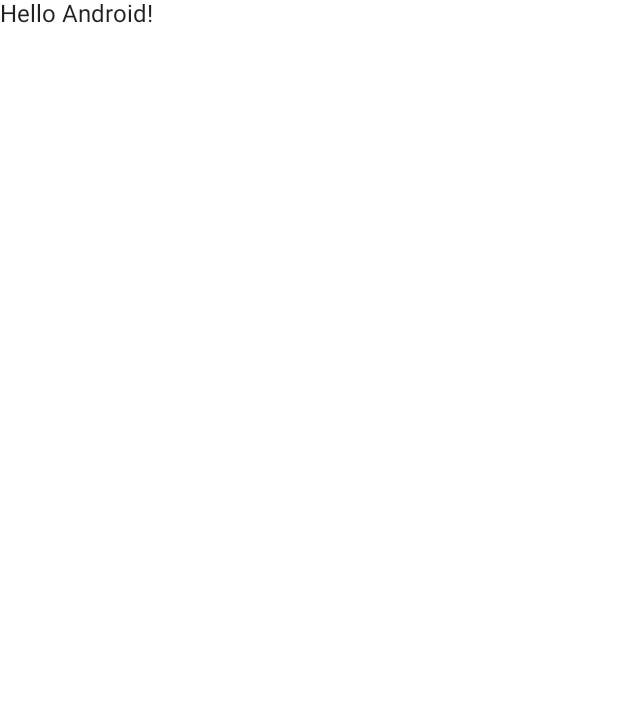
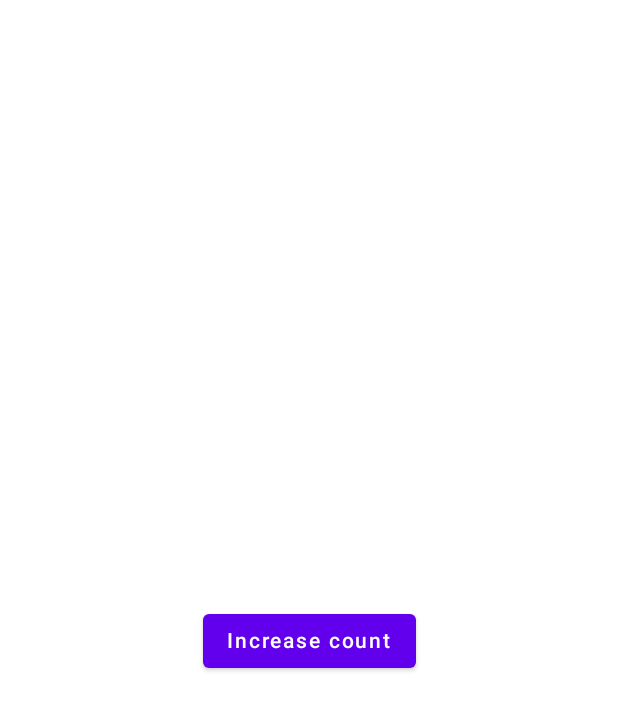
Before and after one commit to shuklansh/SocketTestApp, an Android app built with Jetpack Compose: the screen it shows after launch (MainActivity), on a phone screen of 412 x 824 dp. Before the commit the part shown is almost empty. Shown: the top 710 px of the screen. Run offline under Robolectric (Android 15) with nearby library versions, the phone set to English and light mode, and no system bars; libraries missing offline, so code that uses them is left out: io.socket.client; 4 statements that could not run were skipped.

Commit message:
increment counter socket.io

```diff
--- a/app/build.gradle
+++ b/app/build.gradle
@@ -68,6 +68,11 @@ dependencies {
     debugImplementation "androidx.compose.ui:ui-tooling:$compose_ui_version"
     debugImplementation "androidx.compose.ui:ui-test-manifest:$compose_ui_version"
 
+
+    //socket
+        implementation ('io.socket:socket.io-client:2.0.0') {
+            exclude group: 'org.json', module: 'json'
+        }
     //room
     implementation("androidx.room:room-runtime:$room_version")
     annotationProcessor("androidx.room:room-compiler:$room_version")
--- a/app/src/main/AndroidManifest.xml
+++ b/app/src/main/AndroidManifest.xml
@@ -2,6 +2,7 @@
 <manifest xmlns:android="http://schemas.android.com/apk/res/android"
     xmlns:tools="http://schemas.android.com/tools">
 
+    <uses-permission android:name="android.permission.INTERNET"/>
 
     <application
         android:allowBackup="true"
@@ -12,6 +13,7 @@
         android:roundIcon="@mipmap/ic_launcher_round"
         android:supportsRtl="true"
         android:theme="@style/Theme.SocketTestApp"
+        android:usesCleartextTraffic="true"
         tools:targetApi="31">
         <activity
             android:name="com.shuklansh.templateapp.MainActivity"
--- a/app/src/main/java/com/shuklansh/templateapp/MainActivity.kt
+++ b/app/src/main/java/com/shuklansh/templateapp/MainActivity.kt
@@ -3,26 +3,61 @@ package com.shuklansh.templateapp
 import android.os.Bundle
 import androidx.activity.ComponentActivity
 import androidx.activity.compose.setContent
-import androidx.compose.foundation.layout.fillMaxSize
+import androidx.compose.foundation.layout.*
+import androidx.compose.material.Button
 import androidx.compose.material.MaterialTheme
 import androidx.compose.material.Surface
 import androidx.compose.material.Text
-import androidx.compose.runtime.Composable
+import androidx.compose.runtime.*
+import androidx.compose.ui.Alignment
 import androidx.compose.ui.Modifier
 import androidx.compose.ui.tooling.preview.Preview
+import androidx.compose.ui.unit.dp
 import com.shuklansh.templateapp.ui.theme.SocketTestAppTheme
 
 class MainActivity : ComponentActivity() {
+
     override fun onCreate(savedInstanceState: Bundle?) {
         super.onCreate(savedInstanceState)
         setContent {
+            var textCount by remember { mutableStateOf("") }
             SocketTestAppTheme {
                 // A surface container using the 'background' color from the theme
+
+                SocketHandler.setSocket()
+
+                val mSocket = SocketHandler.getSocket()
+                mSocket.connect()
+                LaunchedEffect(key1 = true ){
+                    mSocket.connect()
+                }
+
                 Surface(
                     modifier = Modifier.fillMaxSize(),
                     color = MaterialTheme.colors.background
                 ) {
-                    Greeting("Android")
+                    Column(Modifier.fillMaxSize(),
+                        horizontalAlignment = Alignment.CenterHorizontally,
+                        verticalArrangement = Arrangement.Center
+                    ) {
+                        Text(text = textCount)
+                        Spacer(modifier = Modifier.height(12.dp))
+                        Button(onClick = {
+                            mSocket.emit("counterincr")
+                            mSocket.on("value"){ args->
+                                if(args[0]!=null){
+                                    textCount = args[0].toString()
+
+                                }
+
+                            }
+                        }) {
+                            Text("Increase count")
+                        }
+
+                    }
+
+
                 }
             }
         }
--- /dev/null
+++ b/app/src/main/java/com/shuklansh/templateapp/SocketHandler.kt
@@ -0,0 +1,25 @@
+package com.shuklansh.templateapp
+
+import io.socket.client.IO
+import io.socket.client.Socket
+import java.net.URISyntaxException
+
+object SocketHandler {
+
+    lateinit var msocket: Socket
+
+    @Synchronized
+    fun setSocket(){
+        try{
+            msocket = IO.socket("http://10.0.2.2:5000")
+        } catch (e : URISyntaxException){
+
+        }
+    }
+
+    @Synchronized
+    fun getSocket(): Socket {
+        return msocket
+    }
+
+}
```
